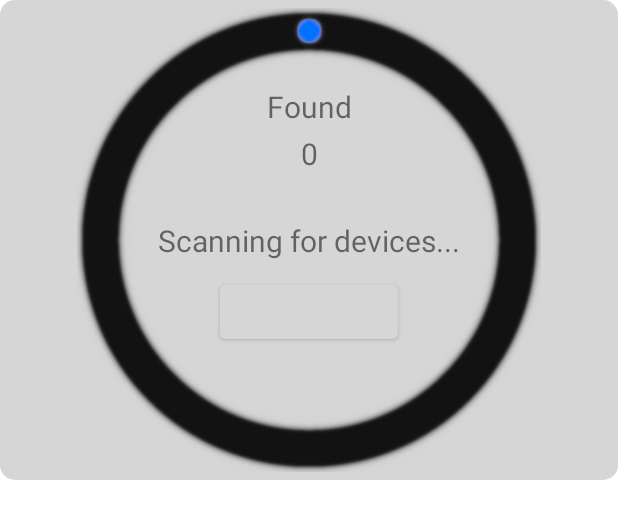
After one commit to GonzoDMX/SecurityProject, an Android app: the layout scan_dialog.xml on its own in the app's theme, with its tools: preview values and no code run, on a phone screen of 412 x 824 dp. The commit adds this screen. Shown: the top 519 px of the screen. Run offline under Robolectric (Android 15) with nearby library versions, the phone set to English and light mode, and no system bars.

Commit message:
Added BLE scan and connect functionality to Android app remix

```diff
--- a/Messenger_BLE/app/src/main/AndroidManifest.xml
+++ b/Messenger_BLE/app/src/main/AndroidManifest.xml
@@ -3,11 +3,13 @@
     package="com.example.messenger_ble">
     <uses-feature android:name="android.hardware.bluetooth" />
     <uses-permission android:name="android.permission.BLUETOOTH" />
-    <uses-permission android:name="android.permission.BLUETOOTH" />
     <uses-permission android:name="android.permission.BLUETOOTH_ADMIN" />
     <uses-permission android:name="android.permission.ACCESS_COARSE_LOCATION" />
     <uses-permission android:name="android.permission.ACCESS_FINE_LOCATION" />
     <uses-permission android:name="android.permission.INTERNET" />
+    <uses-feature
+        android:name="android.hardware.bluetooth_le"
+        android:required="true" />
     <application
         android:name=".data.ClickApplication"
         android:allowBackup="true"
--- /dev/null
+++ b/Messenger_BLE/app/src/main/res/anim/progress_anim.xml
@@ -0,0 +1,8 @@
+<?xml version="1.0" encoding="utf-8"?>
+<rotate
+    xmlns:android="http://schemas.android.com/apk/res/android"
+    android:fromDegrees="0"
+    android:toDegrees="360"
+    android:pivotX="50%"
+    android:pivotY="50%"
+    android:repeatCount="infinite" />
--- /dev/null
+++ b/Messenger_BLE/app/src/main/res/drawable/dialog_border.xml
@@ -0,0 +1,12 @@
+<?xml version="1.0" encoding="utf-8"?>
+<shape xmlns:android="http://schemas.android.com/apk/res/android">
+    <solid
+        android:color="@color/alt_dark"/>
+    <corners
+        android:radius="10dp" />
+    <padding
+        android:left="10dp"
+        android:top="10dp"
+        android:right="10dp"
+        android:bottom="10dp" />
+</shape>
--- /dev/null
+++ b/Messenger_BLE/app/src/main/res/layout/scan_dialog.xml
@@ -0,0 +1,120 @@
+<?xml version="1.0" encoding="utf-8"?>
+<androidx.constraintlayout.widget.ConstraintLayout
+    xmlns:android="http://schemas.android.com/apk/res/android"
+    xmlns:app="http://schemas.android.com/apk/res-auto"
+    xmlns:tools="http://schemas.android.com/tools"
+    android:layout_width="match_parent"
+    android:layout_height="320dp"
+    android:padding="5dp"
+    android:background="@drawable/dialog_border">
+
+    <ImageView
+        android:id="@+id/imageCentral"
+        android:layout_width="wrap_content"
+        android:layout_height="wrap_content"
+        app:srcCompat="@mipmap/scan_grayscale"
+        app:layout_constraintTop_toTopOf="parent"
+        app:layout_constraintBottom_toBottomOf="parent"
+        app:layout_constraintStart_toStartOf="parent"
+        app:layout_constraintEnd_toEndOf="parent"
+        tools:ignore="ContentDescription" />
+
+    <ImageView
+        android:id="@+id/imagePip1"
+        android:layout_width="wrap_content"
+        android:layout_height="wrap_content"
+        tools:stateListAnimator="@anim/progress_anim"
+        app:srcCompat="@mipmap/scan_pip"
+        app:layout_constraintTop_toTopOf="parent"
+        app:layout_constraintBottom_toBottomOf="parent"
+        app:layout_constraintStart_toStartOf="parent"
+        app:layout_constraintEnd_toEndOf="parent"
+        tools:ignore="ContentDescription" />
+
+    <ImageView
+        android:id="@+id/imagePip2"
+        android:layout_width="wrap_content"
+        android:layout_height="wrap_content"
+        app:srcCompat="@mipmap/scan_pip"
+        app:layout_constraintTop_toTopOf="parent"
+        app:layout_constraintBottom_toBottomOf="parent"
+        app:layout_constraintStart_toStartOf="parent"
+        app:layout_constraintEnd_toEndOf="parent"
+        tools:ignore="ContentDescription" />
+
+    <ImageView
+        android:id="@+id/imagePip3"
+        android:layout_width="wrap_content"
+        android:layout_height="wrap_content"
+        app:srcCompat="@mipmap/scan_pip"
+        app:layout_constraintTop_toTopOf="parent"
+        app:layout_constraintBottom_toBottomOf="parent"
+        app:layout_constraintStart_toStartOf="parent"
+        app:layout_constraintEnd_toEndOf="parent"
+        tools:ignore="ContentDescription" />
+
+    <ImageView
+        android:id="@+id/imagePip4"
+        android:layout_width="wrap_content"
+        android:layout_height="wrap_content"
+        app:srcCompat="@mipmap/scan_pip"
+        app:layout_constraintTop_toTopOf="parent"
+        app:layout_constraintBottom_toBottomOf="parent"
+        app:layout_constraintStart_toStartOf="parent"
+        app:layout_constraintEnd_toEndOf="parent"
+        tools:ignore="ContentDescription" />
+
+    <ImageView
+        android:id="@+id/imagePip5"
+        android:layout_width="wrap_content"
+        android:layout_height="wrap_content"
+        app:srcCompat="@mipmap/scan_pip"
+        app:layout_constraintTop_toTopOf="parent"
+        app:layout_constraintBottom_toBottomOf="parent"
+        app:layout_constraintStart_toStartOf="parent"
+        app:layout_constraintEnd_toEndOf="parent"
+        tools:ignore="ContentDescription" />
+
+    <TextView
+        android:id="@+id/textFound"
+        android:layout_width="wrap_content"
+        android:layout_height="wrap_content"
+        android:text="@string/found"
+        android:textSize="20sp"
+        android:padding="4dp"
+        app:layout_constraintTop_toTopOf="@id/imageCentral"
+        app:layout_constraintBottom_toTopOf="@id/textScanning"
+        app:layout_constraintStart_toStartOf="parent"
+        app:layout_constraintEnd_toEndOf="parent"/>
+
+    <TextView
+        android:id="@+id/textCount"
+        android:layout_width="wrap_content"
+        android:layout_height="wrap_content"
+        android:text="0"
+        android:textSize="20sp"
+        app:layout_constraintTop_toBottomOf="@id/textFound"
+        app:layout_constraintStart_toStartOf="parent"
+        app:layout_constraintEnd_toEndOf="parent"/>
+
+    <TextView
+        android:id="@+id/textScanning"
+        android:layout_width="wrap_content"
+        android:layout_height="wrap_content"
+        android:text="@string/scanning_for_devices"
+        android:textSize="20sp"
+        android:padding="10dp"
+        app:layout_constraintTop_toTopOf="@id/imageCentral"
+        app:layout_constraintBottom_toBottomOf="@id/imageCentral"
+        app:layout_constraintStart_toStartOf="parent"
+        app:layout_constraintEnd_toEndOf="parent"/>
+
+    <Button
+        android:id="@+id/buttStopScan"
+        android:layout_width="wrap_content"
+        android:layout_height="wrap_content"
+        android:text="@string/stop_scan"
+        app:layout_constraintTop_toBottomOf="@id/textScanning"
+        app:layout_constraintStart_toStartOf="parent"
+        app:layout_constraintEnd_toEndOf="parent"/>
+</androidx.constraintlayout.widget.ConstraintLayout>
--- a/Messenger_BLE/app/src/main/res/values/strings.xml
+++ b/Messenger_BLE/app/src/main/res/values/strings.xml
@@ -13,4 +13,9 @@
     <string name="clear_log">Clear Log</string>
     <string name="filter">Filter</string>
     <string name="textview">TextView</string>
+    <string name="start_scan">Start Scan</string>
+    <string name="scanning_for_devices">Scanning for devices...</string>
+    <string name="stop_scan">Stop Scan</string>
+    <string name="rotating_pip">Rotating pip</string>
+    <string name="found">Found</string>
 </resources>
```
Also changed, not shown: Messenger_BLE/app/src/main/java/com/example/messenger_ble/MainActivity.kt (+273 -96 lines), Messenger_BLE/app/src/main/res/layout/activity_main.xml (+4 -3 lines), Messenger_BLE/app/src/main/res/mipmap-mdpi/scan_grayscale.png (added), Messenger_BLE/app/src/main/res/mipmap-mdpi/scan_pip.png (added).
